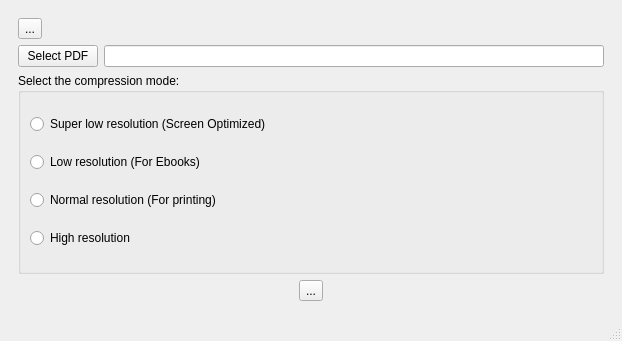
Qt form mainwindow.ui (silash35/qpdftools) before a commit.
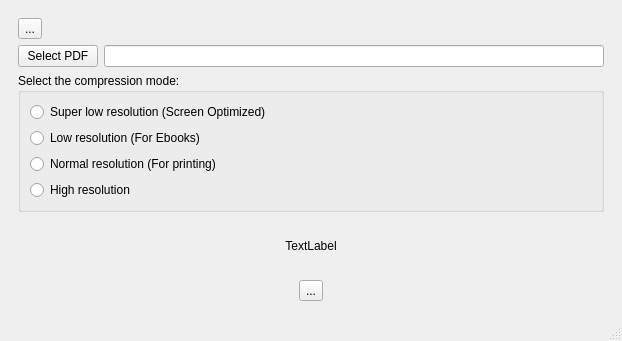
The same form after that commit. The open tabs and pages were chosen to show the change.

Commit message: Finish split

Diff of the .ui file:
```diff
--- a/mainwindow.ui
+++ b/mainwindow.ui
@@ -168,6 +168,16 @@
           </layout>
          </widget>
         </item>
+        <item>
+         <widget class="QLabel" name="label_3">
+          <property name="text">
+           <string>TextLabel</string>
+          </property>
+          <property name="alignment">
+           <set>Qt::AlignCenter</set>
+          </property>
+         </widget>
+        </item>
         <item>
          <layout class="QHBoxLayout" name="horizontalLayout">
           <item>
```
Left out of the diff: 12 changed lines with no effect on the pictures. The commit also changes 1 other file.
